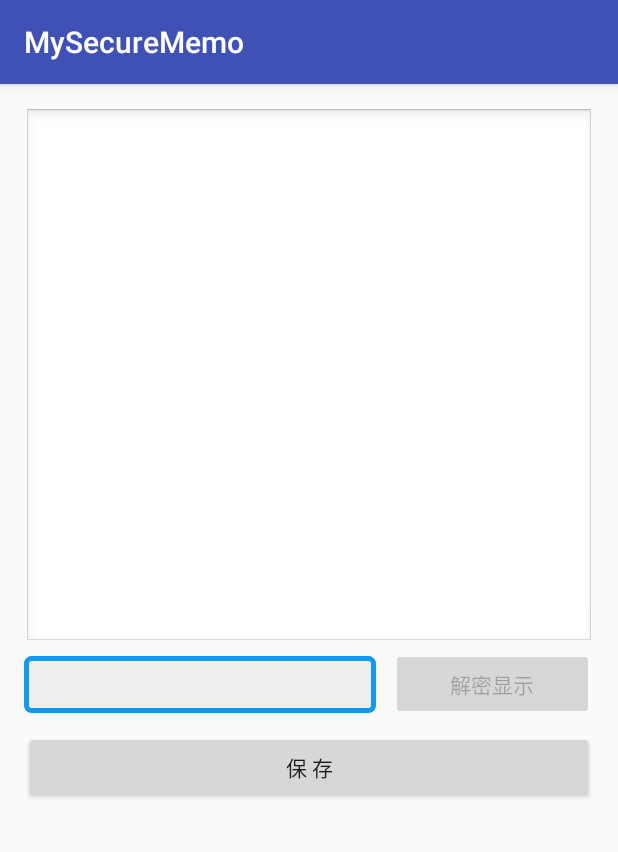
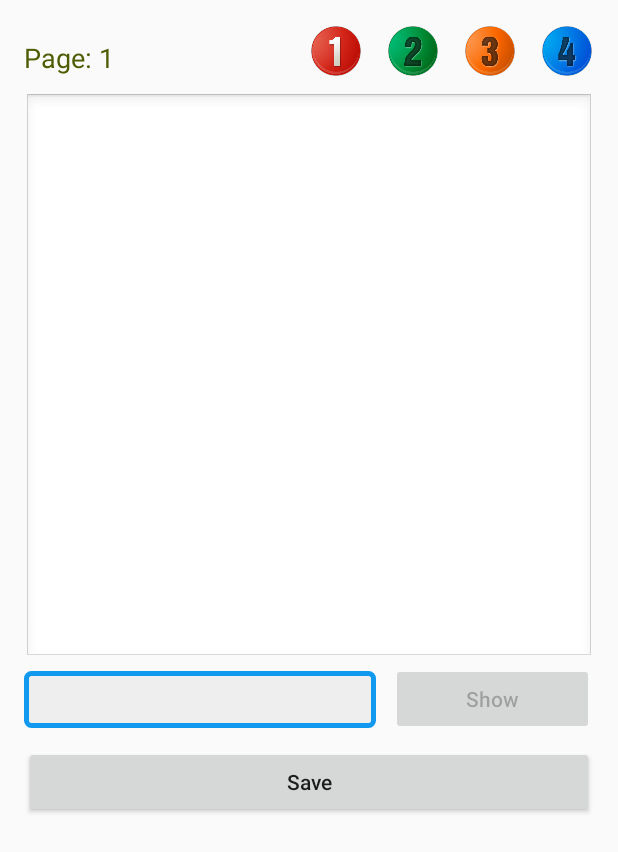
Before and after one commit to nightfocus/mynote, an Android app: the screen it shows after launch (MainActivity), on a phone screen of 412 x 824 dp. Shown: the top 852 px of the screen. Run offline under Robolectric (Android 15) with nearby library versions, the phone set to English and light mode, and no system bars; 1 statement that could not run was skipped.

Commit message:
MySecureMemo 是一个Android的私密文本APP的源码。

```diff
--- a/MySecureMemo/app/build.gradle
+++ b/MySecureMemo/app/build.gradle
@@ -12,6 +12,11 @@ android {
         versionCode 1
         versionName "1.0"
 
+        ndk {
+            moduleName "cencryptlib"
+            ldLibs "z", "m"
+            abiFilters "armeabi", "armeabi-v7a", "x86"
+        }
     }
     buildTypes {
         release {
--- a/MySecureMemo/app/src/main/AndroidManifest.xml
+++ b/MySecureMemo/app/src/main/AndroidManifest.xml
@@ -18,4 +18,6 @@
         </activity>
     </application>
 
+    <uses-permission android:name="android.permission.VIBRATE"></uses-permission>
+
 </manifest>
--- a/MySecureMemo/app/src/main/res/drawable/editsharpstyle.xml
+++ b/MySecureMemo/app/src/main/res/drawable/editsharpstyle.xml
@@ -6,7 +6,6 @@
             android:angle="45"
             android:endColor="#CCCCCC"
             android:startColor="#CCCCCC" /> -->
-
     <padding
         android:bottom="7dp"
         android:left="7dp"
@@ -20,5 +19,4 @@
         android:color="#1199EF" />
 
     <solid android:color="#EEEEEE" />
-
 </shape>
--- a/MySecureMemo/app/src/main/res/layout/activity_main.xml
+++ b/MySecureMemo/app/src/main/res/layout/activity_main.xml
@@ -11,25 +11,70 @@
     tools:context=".MainActivity">
 
 
-    <LinearLayout
+    <TextView
+        android:layout_width="wrap_content"
+        android:layout_height="wrap_content"
+        android:id="@+id/tipText"
+        android:text="Page: 1"
+        android:textSize="18dp"
+        android:layout_alignParentTop="true"
+        android:layout_alignParentLeft="true"
+        android:layout_marginTop="10dp"
+        android:textColor="#4e5c03"/>
+    <Button
+        android:layout_width="36dp"
+        android:layout_height="36dp"
         android:focusable="true"
         android:focusableInTouchMode="true"
-        android:layout_width="0px"
-        android:layout_height="0px"/>
+        android:layout_toLeftOf="@+id/imageView2"
+        android:layout_marginRight="15dp"
+        android:id="@+id/imageView1"
+        android:background="@drawable/one"
+        android:layout_alignParentTop="true"
+        android:onClick="OnPage1"/>
+    <Button
+        android:layout_width="36dp"
+        android:layout_height="36dp"
+        android:layout_toLeftOf="@+id/imageView3"
+        android:layout_marginRight="15dp"
+        android:id="@+id/imageView2"
+        android:background="@drawable/two"
+        android:layout_alignParentTop="true"
+        android:onClick="OnPage2"/>
+    <Button
+        android:layout_width="36dp"
+        android:layout_height="36dp"
+        android:layout_toLeftOf="@+id/imageView4"
+        android:layout_marginRight="15dp"
+        android:id="@+id/imageView3"
+        android:background="@drawable/three"
+        android:layout_alignParentTop="true"
+        android:onClick="OnPage3"/>
+    <Button
+        android:layout_width="36dp"
+        android:layout_height="36dp"
+        android:id="@+id/imageView4"
+        android:background="@drawable/four"
+        android:layout_alignParentTop="true"
+        android:layout_alignParentRight="true"
+        android:onClick="OnPage4"/>
 
     <EditText
         android:layout_width="match_parent"
-        android:layout_height="360dp"
+        android:layout_height="380dp"
         android:inputType="textMultiLine"
         android:ems="10"
         android:id="@+id/memoText"
         android:background="@android:drawable/edit_text"
         android:layout_gravity="left|top"
+        android:layout_below="@+id/imageView1"
+        android:layout_marginTop="10dp"
         android:gravity="top"
         android:scrollbars="vertical"
         android:autoLink="none"
         android:editable="true"
-        android:textColor="#154820"/>
+        android:textColor="#154820"
+        android:layout_alignParentEnd="true"/>
 
         <EditText
             android:layout_width="wrap_content"
@@ -42,17 +87,19 @@
             android:enabled="true"
             android:ems="11"
             android:background="@drawable/editsharpstyle"
-            android:height="10dp"/>
+            android:height="10dp"
+            />
 
         <Button
             android:layout_width="wrap_content"
             android:layout_height="wrap_content"
-            android:text="解密显示"
+            android:text="Show"
             android:id="@+id/buttonDecipher"
             android:layout_below="@+id/memoText"
             android:layout_toRightOf="@+id/passDecipher"
             android:layout_marginLeft="10dp"
             android:layout_alignRight="@+id/memoText"
+            android:textAllCaps="false"
             android:layout_gravity="right|bottom"
             style="@style/Widget.AppCompat.Button"
             android:onClick="OnDecipher"/>
@@ -60,13 +107,15 @@
     <Button
         android:layout_width="wrap_content"
         android:layout_height="wrap_content"
-        android:text="保 存"
+        android:text="Save"
         android:id="@+id/buttonSave"
         android:layout_below="@+id/passDecipher"
         android:layout_marginTop="12dp"
         android:layout_alignParentStart="true"
+        android:textAllCaps="false"
         android:layout_alignEnd="@+id/buttonDecipher"
         style="@style/Widget.AppCompat.Button"
         android:onClick="OnMemoSave"/>
 
+
 </RelativeLayout>
--- a/MySecureMemo/app/src/main/res/values/styles.xml
+++ b/MySecureMemo/app/src/main/res/values/styles.xml
@@ -1,7 +1,7 @@
 <resources>
 
     <!-- Base application theme. -->
-    <style name="AppTheme" parent="Theme.AppCompat.Light.DarkActionBar">
+    <style name="AppTheme" parent="Theme.AppCompat.Light.NoActionBar">
         <!-- Customize your theme here. -->
         <item name="colorPrimary">@color/colorPrimary</item>
         <item name="colorPrimaryDark">@color/colorPrimaryDark</item>
--- a/MySecureMemo/gradle.properties
+++ b/MySecureMemo/gradle.properties
@@ -16,3 +16,5 @@
 # This option should only be used with decoupled projects. More details, visit
 # http://www.gradle.org/docs/current/userguide/multi_project_builds.html#sec:decoupled_projects
 # org.gradle.parallel=true
+
+android.useDeprecatedNdk=true
```
Also changed, not shown: MySecureMemo/app/src/main/java/cn/kisskyu/mysecurememo/AndroidDes3Util.java (added, +65 -0 lines), MySecureMemo/app/src/main/java/cn/kisskyu/mysecurememo/MainActivity.java (+124 -22 lines), MySecureMemo/app/src/main/res/drawable/four.png (added), MySecureMemo/app/src/main/res/drawable/one.png (added), MySecureMemo/app/src/main/res/drawable/three.png (added), MySecureMemo/app/src/main/res/drawable/two.png (added), 3 other files.
